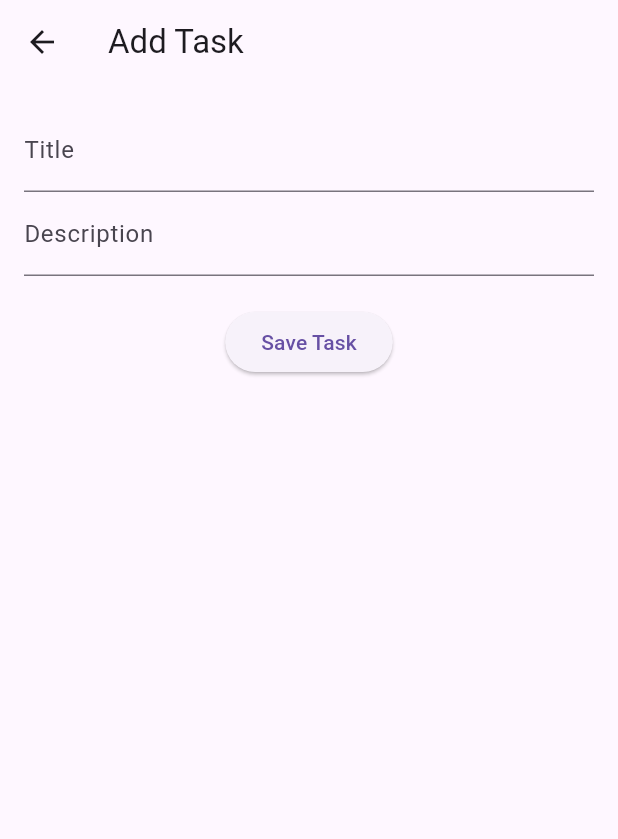
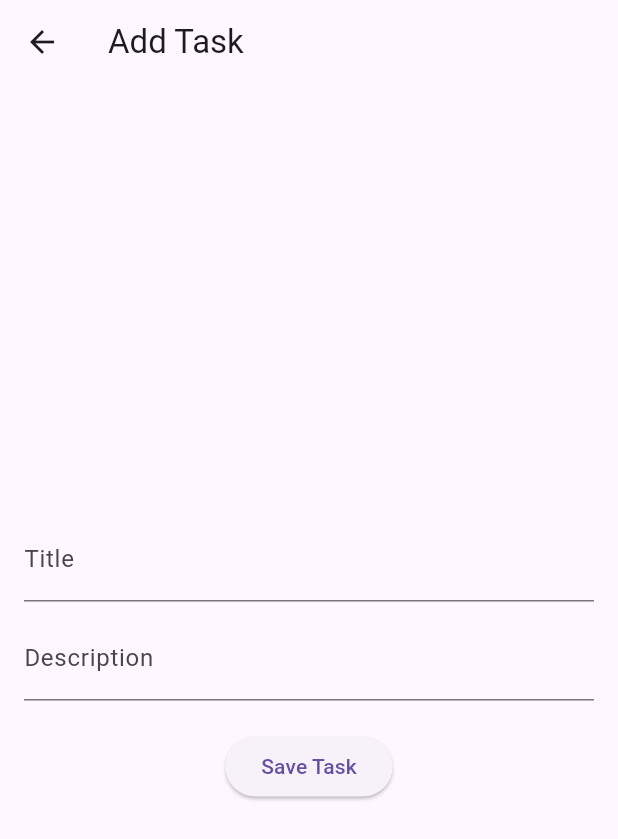
Before and after one commit to himanshu12332123/todo_app, a Flutter app: the screen it shows after launch, after a tap on the "add" icon, on a phone screen of 412 x 824 dp. Shown: the top 839 px of the screen. Run offline on Flutter 3.47's test engine with Material 3 defaults, Android fonts, the phone set to English and light mode, and no system bars; our stand-ins replace cloud_firestore, firebase_core; accounts and stored records are empty.

Commit message:
responsive

```diff
--- a/lib/views/task_detail_screen.dart
+++ b/lib/views/task_detail_screen.dart
@@ -15,14 +15,20 @@ class _TaskDetailScreenState extends State<TaskDetailScreen> {
   @override
   Widget build(BuildContext context) {
     final taskViewModel = Provider.of<TaskViewModel>(context);
+    double screenWidth = MediaQuery.of(context).size.width;
+    bool isTablet = screenWidth > 600;
 
     return Scaffold(
       appBar: AppBar(title: Text('Add Task')),
-      body: Padding(
-        padding: EdgeInsets.all(16.0),
+      body: Center(
+        child: Container(
+          width: isTablet ? 500 : double.infinity, // Limit width on tablets
+          padding: EdgeInsets.all(isTablet ? 40.0 : 16.0),
           child: Column(
+            mainAxisSize: MainAxisSize.min,
             children: [
               TextField(controller: _titleController, decoration: InputDecoration(labelText: 'Title')),
+              SizedBox(height: 10),
               TextField(controller: _descriptionController, decoration: InputDecoration(labelText: 'Description')),
               SizedBox(height: 20),
               ElevatedButton(
@@ -40,6 +46,7 @@ class _TaskDetailScreenState extends State<TaskDetailScreen> {
             ],
           ),
         ),
+      ),
     );
   }
 }
--- a/lib/views/task_list_screen.dart
+++ b/lib/views/task_list_screen.dart
@@ -12,7 +12,17 @@ class TaskListScreen extends StatelessWidget {
 
     return Scaffold(
       appBar: AppBar(title: Text('TODO List')),
-      body: ListView.builder(
+      body: LayoutBuilder(
+        builder: (context, constraints) {
+          double width = constraints.maxWidth;
+          bool isTablet = width > 600; // Check if the device is a tablet
+
+          return Padding(
+            padding: EdgeInsets.symmetric(horizontal: isTablet ? 40.0 : 16.0),
+            child: Column(
+              children: [
+                Expanded(
+                  child: ListView.builder(
                     itemCount: taskViewModel.tasks.length,
                     itemBuilder: (context, index) {
                       final task = taskViewModel.tasks[index];
@@ -26,6 +36,12 @@ class TaskListScreen extends StatelessWidget {
                       );
                     },
                   ),
+                ),
+              ],
+            ),
+          );
+        },
+      ),
       floatingActionButton: FloatingActionButton(
         child: Icon(Icons.add),
         onPressed: () => Navigator.push(
```
Also changed, not shown: lib/widgets/task_tile.dart (+15 -5 lines). Lines whose indentation alone changed are shown as unchanged.
